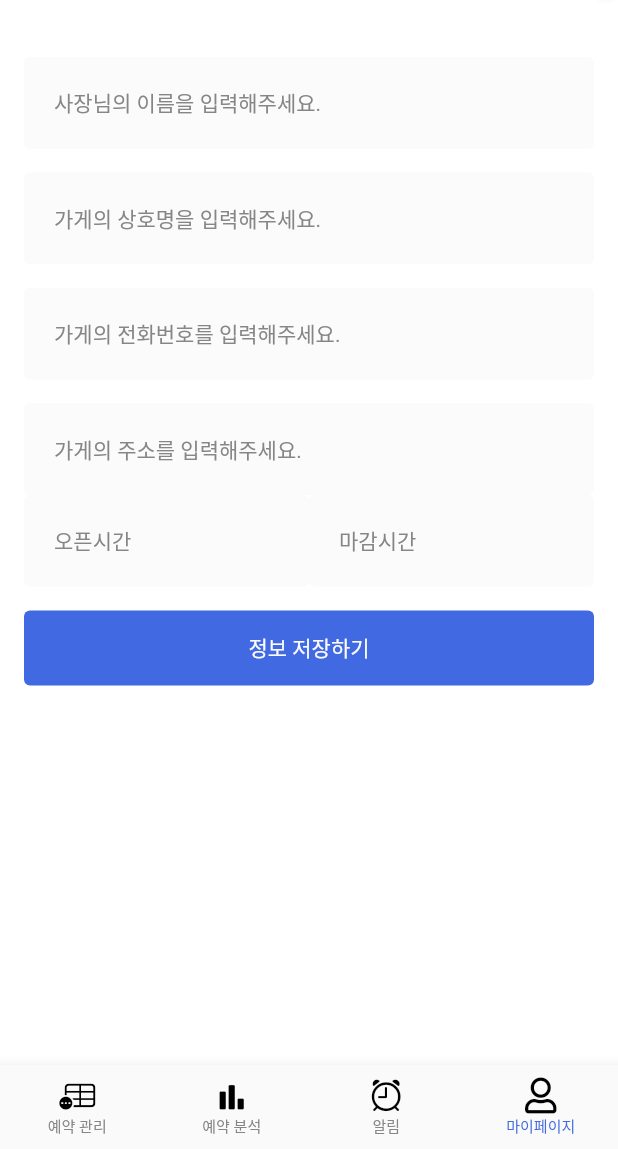
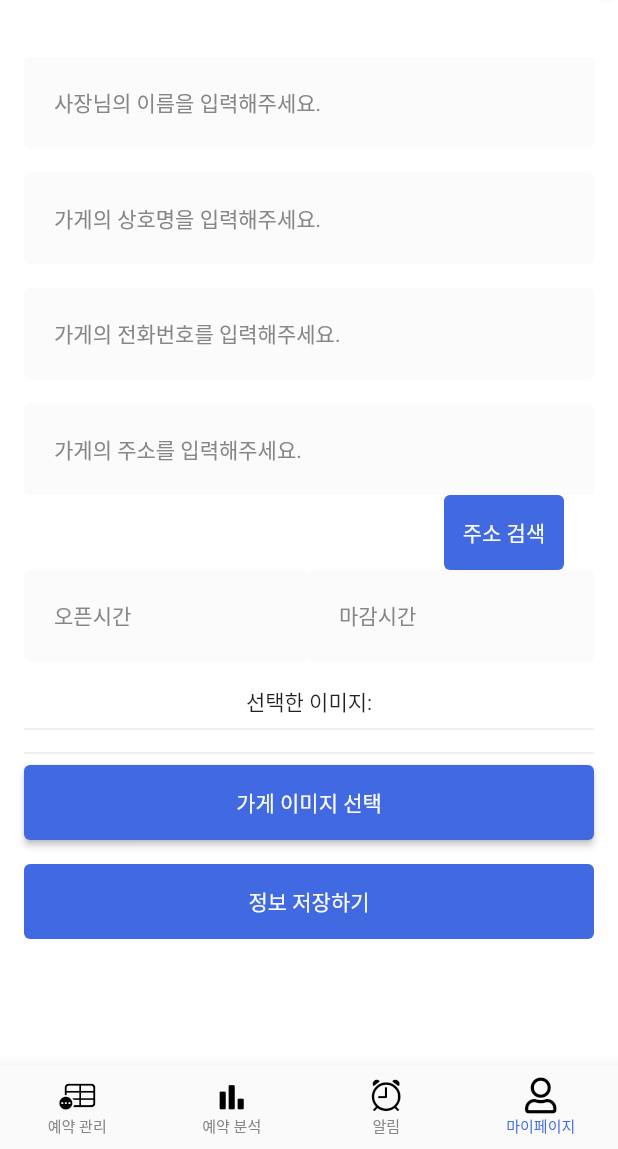
Before and after one commit to tlswodn205/mubwara, a Flutter app: the ShopMain screen opened directly, item 4 of the bottom bar chosen, on a phone screen of 412 x 824 dp, the part 87-1236 px from its top. Run offline on Flutter 3.47's test engine with Material 2 defaults, Android fonts, the light colour scheme and no system bars; drawn by our look-alikes of badges; our stand-ins replace carousel_slider, firebase_core, flutter_riverpod, font_awesome_flutter, geolocator, get and 4 more; missing offline and left inert: remedi_kopo; accounts and stored records are empty.

Commit message:
상점프로필수정페이지 API추가

```diff
--- a/lib/views/page/review_write_page/review_write_page.dart
+++ b/lib/views/page/review_write_page/review_write_page.dart
@@ -130,7 +130,6 @@ class _ReviewWritePageState extends State<ReviewWritePage> {
 
           Text("선택한 이미지:"),
           Divider(),
-
           imagefiles != null
               ? Wrap(
                   children: imagefiles!.map((imageone) {
--- a/lib/views/page/shop_my_page/shop_my_page.dart
+++ b/lib/views/page/shop_my_page/shop_my_page.dart
@@ -1,7 +1,13 @@
+import 'dart:io';
+
+import 'package:flutter/cupertino.dart';
 import 'package:flutter/material.dart';
+import 'package:flutter/services.dart';
+import 'package:image_picker/image_picker.dart';
 import 'package:mubwara/views/common/components/custom_text_form_field.dart';
 import 'package:mubwara/views/common/const/color.dart';
 import 'package:mubwara/views/layout/default_layout.dart';
+import 'package:remedi_kopo/remedi_kopo.dart';
 
 class ShopMyPage extends StatefulWidget {
   const ShopMyPage({Key? key}) : super(key: key);
@@ -11,6 +17,25 @@ class ShopMyPage extends StatefulWidget {
 }
 
 class _ShopMyPageState extends State<ShopMyPage> {
+  final ImagePicker imgpicker = ImagePicker();
+  XFile? imagefile;
+  TextEditingController _AddressController = TextEditingController();
+
+  openImages() async {
+    try {
+      var pickedfile = await imgpicker.pickImage(source: ImageSource.gallery);
+      //you can use ImageCourse.camera for Camera capture
+      if (pickedfile != null) {
+        imagefile = pickedfile;
+        setState(() {});
+      } else {
+        print("No image is selected.");
+      }
+    } catch (e) {
+      print("error while picking file.");
+    }
+  }
+
   @override
   Widget build(BuildContext context) {
     return DefaultLayout(
@@ -39,10 +64,7 @@ class _ShopMyPageState extends State<ShopMyPage> {
                   obscureText: false,
                 ),
                 const SizedBox(height: 16.0),
-                CustomTextFormField(
-                  hintText: '가게의 주소를 입력해주세요.',
-                  obscureText: false,
-                ),
+                AddressText(),
                 Row(
                   children: [
                     Expanded(
@@ -59,6 +81,8 @@ class _ShopMyPageState extends State<ShopMyPage> {
                     )
                   ],
                 ),
+                const SizedBox(height: 16.0),
+                _builderImageUploader(),
                 const SizedBox(height: 16.0),
                 SizedBox(
                   width: double.infinity,
@@ -81,4 +105,133 @@ class _ShopMyPageState extends State<ShopMyPage> {
       ),
     );
   }
+
+  Widget AddressText() {
+    return GestureDetector(
+      onTap: () {
+        HapticFeedback.mediumImpact();
+        _addressAPI(); // 카카오 주소 API
+      },
+      child: Column(
+        crossAxisAlignment: CrossAxisAlignment.start,
+        children: [
+          Center(
+            child: AddressTextFormField(
+              hintText: '가게의 주소를 입력해주세요.',
+            ),
+          ),
+          Row(
+            children: [
+              SizedBox(
+                width: 280,
+              ),
+              SizedBox(
+                height: 50,
+                width: 80,
+                child: TextButton(
+                  onPressed: () {
+                    HapticFeedback.mediumImpact();
+                    _addressAPI();
+                  },
+                  style: TextButton.styleFrom(
+                    backgroundColor: PRIMARY_COLOR,
+                    primary: Body_TEXT_COLOR1,
+                  ),
+                  child: Text(
+                    '주소 검색',
+                  ),
+                ),
+              ),
+            ],
+          ),
+        ],
+      ),
+    );
+  }
+
+  _addressAPI() async {
+    KopoModel model = await Navigator.push(
+      context,
+      CupertinoPageRoute(
+        builder: (context) => RemediKopo(),
+      ),
+    );
+    _AddressController.text = '${model.address!} ${model.buildingName!}';
+  }
+
+  @override
+  Widget AddressTextFormField({
+    String? hintText,
+    String? errorText,
+  }) {
+    final baseBorder = OutlineInputBorder(
+        borderSide: BorderSide(color: INPUT_BORDER_COLOR, width: 1.0));
+
+    return TextFormField(
+      cursorColor: PRIMARY_COLOR,
+      controller: _AddressController,
+      // 비밀번호 입력할때만 사용 obscureText\
+      decoration: InputDecoration(
+        // 입력폼 데코레이션
+        contentPadding: EdgeInsets.all(20),
+        hintText: hintText,
+        errorText: errorText,
+        hintStyle: TextStyle(
+          color: Body_TEXT_COLOR,
+          fontSize: 14.0,
+        ),
+        fillColor: INPUT_BG_COLOR,
+        // false = 배경색 없음, true : 있음
+        filled: true,
+        // baseBorder = 모든 Input 상태의 기본 스타일 세팅
+        border: baseBorder,
+        enabledBorder: baseBorder, // 선택되지 않는 폼을 색 옅게 하기
+        focusedBorder: baseBorder.copyWith(
+          // copyWith 대상의 모든 속성을 복사하고 이어받음
+          borderSide: baseBorder.borderSide.copyWith(
+            //baseborder의 borderline 색을 바꾼다.
+            color: PRIMARY_COLOR,
+          ),
+        ),
+      ),
+    );
+  }
+
+  Widget _builderImageUploader() {
+    return Container(
+      alignment: Alignment.center,
+      child: Column(
+        children: [
+          //open button ----------------
+          Text("선택한 이미지:"),
+          Divider(),
+          imagefile != null
+              ? Container(
+                  child: Card(
+                  child: Container(
+                    width: double.infinity,
+                    child: Image.file(
+                      File(imagefile!.path),
+                    ),
+                  ),
+                ))
+              : Container(),
+          Divider(),
+          SizedBox(
+            height: 50,
+            width: double.infinity,
+            child: ElevatedButton(
+                onPressed: () {
+                  openImages();
+                },
+                style: TextButton.styleFrom(
+                  backgroundColor: PRIMARY_COLOR,
+                  primary: Body_TEXT_COLOR1,
+                ),
+                child: Text("가게 이미지 선택")),
+          ),
+        ],
+      ),
+    );
+  }
 }
```
Also changed, not shown: lib/domain/http_connector.dart (added, +36 -0 lines), lib/domain/shop/shop_repository.dart (+50 -0 lines), lib/dto/response/rmsRespDto.dart (added, +29 -0 lines), lib/views/common/components/custom_text_form_field.dart (+14 -11 lines), pubspec.lock.
